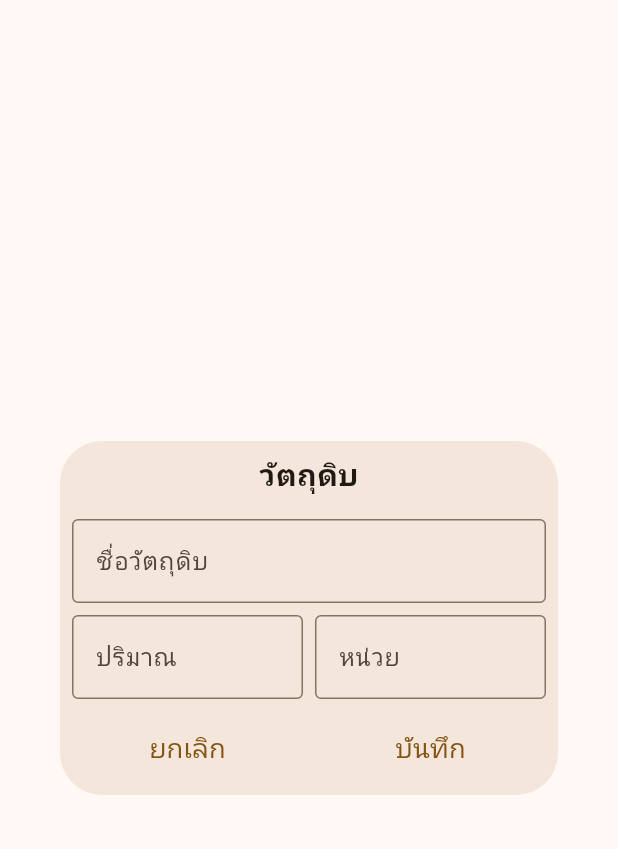
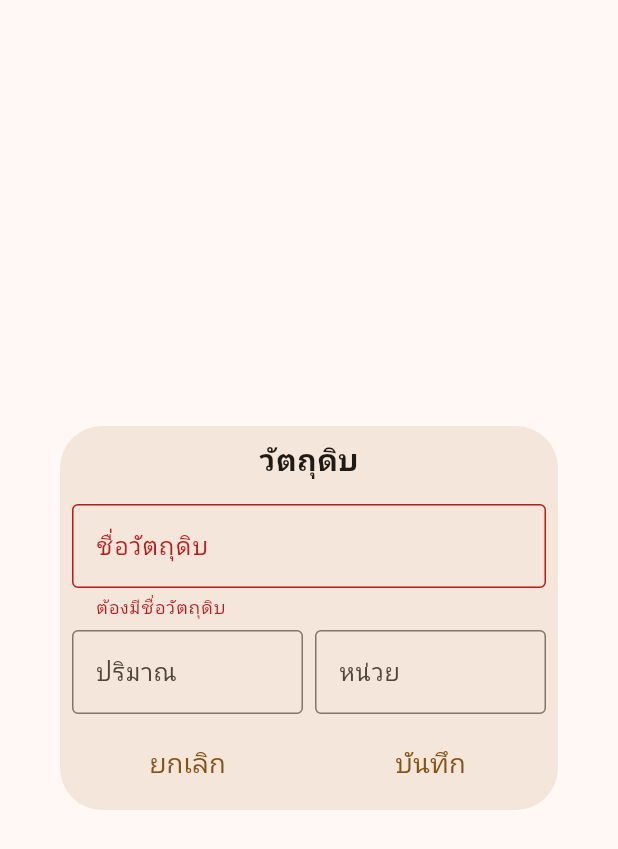
Before and after one commit to chaww/recipes_book, a Flutter app: the IngredientDialog widget shown alone on an empty page, opened directly, after a tap on "บันทึก", on a phone screen of 412 x 824 dp. Shown: the top 849 px of the screen. Run offline on Flutter 3.47's test engine with Material 3 defaults, Android fonts, the phone set to English and light mode, and no system bars; our stand-ins replace bloc, equatable, flutter_bloc, image_picker, rxdart, shared_preferences; accounts and stored records are empty; generated files the repository leaves out were written again.

Commit message:
add ingredient validate

```diff
--- a/lib/views/edit_recipe/bloc/edit_recipe_event.dart
+++ b/lib/views/edit_recipe/bloc/edit_recipe_event.dart
@@ -5,6 +5,14 @@ sealed class EditRecipeEvent extends Equatable {
 
   @override
   List<Object> get props => [];
+}
+
+class UpdateEditRecipeStatus extends EditRecipeEvent {
+  const UpdateEditRecipeStatus(this.status);
+  final EditRecipeStatus status;
+
+  @override
+  List<Object> get props => [status];
 }
 
 class EditRecipeSubmitted extends EditRecipeEvent {
--- a/lib/views/edit_recipe/bloc/edit_recipe_state.dart
+++ b/lib/views/edit_recipe/bloc/edit_recipe_state.dart
@@ -4,7 +4,7 @@ enum EditRecipeStatus { initial, loading, success, failure }
 
 class EditRecipeState extends Equatable {
   const EditRecipeState({
-    this.status = EditRecipeStatus.loading,
+    this.status = EditRecipeStatus.initial,
     this.index = -1,
     this.type = '',
     this.optionName = '',
--- a/lib/views/edit_recipe/widgets/ingredients_section.dart
+++ b/lib/views/edit_recipe/widgets/ingredients_section.dart
@@ -46,6 +46,7 @@ class IngredientItem extends StatelessWidget {
           builder: (_) => IngredientDialog(
             parentContext: context,
             index: index,
+            item: item,
           ),
         ),
         child: Row(
@@ -80,7 +81,7 @@ class IngredientItem extends StatelessWidget {
                           .read<EditRecipeBloc>()
                           .add(IngredientDelete(index));
                     },
-                    icon: Icon(Icons.delete_forever),
+                    icon: const Icon(Icons.delete_forever),
                   ),
                 ],
               ),
@@ -112,31 +113,38 @@ class IngreditntEdit extends StatelessWidget {
   }
 }
 
-class IngredientDialog extends StatelessWidget {
+class IngredientDialog extends StatefulWidget {
   const IngredientDialog({
     required this.parentContext,
+    this.item = const Ingredient(),
+    this.index = -1,
     super.key,
-    this.index = -1,
   });
 
   final BuildContext parentContext;
   final int index;
+  final Ingredient item;
+
+  @override
+  State<IngredientDialog> createState() => _IngredientDialog();
+}
+
+class _IngredientDialog extends State<IngredientDialog> {
+  late String name;
+  late String value;
+  late String unit;
+  bool showNameValidate = false;
+
+  @override
+  void initState() {
+    name = widget.item.name;
+    value = widget.item.value;
+    unit = widget.item.unit;
+    super.initState();
+  }
 
   @override
   Widget build(BuildContext context) {
-    var name = '';
-    var value = '';
-    var unit = '';
-
-    if (index >= 0) {
-      final state = parentContext.read<EditRecipeBloc>().state;
-
-      name = state.ingredientList[index].name;
-      value = state.ingredientList[index].value;
-      unit = state.ingredientList[index].unit;
-      log('$name $value $unit');
-    }
-
     return Dialog(
       child: Padding(
         padding: const EdgeInsets.all(8),
@@ -155,12 +163,18 @@ class IngredientDialog extends StatelessWidget {
             TextFormField(
               initialValue: name,
               onChanged: (v) {
+                setState(() {
                   name = v;
+                  showNameValidate = true;
+                });
               },
-              decoration: const InputDecoration(
-                border: OutlineInputBorder(),
-                label: Text('ชื่อวัตถุดิบ'),
-                floatingLabelStyle: TextStyle(fontSize: 22),
+              decoration: InputDecoration(
+                border: const OutlineInputBorder(),
+                label: const Text('ชื่อวัตถุดิบ'),
+                floatingLabelStyle: const TextStyle(fontSize: 22),
+                errorText: showNameValidate && name.isEmpty
+                    ? 'ต้องมีชื่อวัตถุดิบ'
+                    : null,
               ),
             ),
             const SizedBox(height: 8),
@@ -170,7 +184,9 @@ class IngredientDialog extends StatelessWidget {
                   child: TextFormField(
                     initialValue: value,
                     onChanged: (v) {
+                      setState(() {
                         value = v;
+                      });
                     },
                     decoration: const InputDecoration(
                       border: OutlineInputBorder(),
@@ -184,7 +200,9 @@ class IngredientDialog extends StatelessWidget {
                   child: TextFormField(
                     initialValue: unit,
                     onChanged: (v) {
+                      setState(() {
                         unit = v;
+                      });
                     },
                     decoration: const InputDecoration(
                       border: OutlineInputBorder(),
@@ -215,21 +233,26 @@ class IngredientDialog extends StatelessWidget {
                 Expanded(
                   child: TextButton(
                     onPressed: () {
+                      setState(() {
+                        showNameValidate = true;
+                      });
+                      if (name.isNotEmpty) {
                         final item = Ingredient(
                           name: name,
                           value: value,
                           unit: unit,
                         );
-                      if (index >= 0) {
-                        parentContext
-                            .read<EditRecipeBloc>()
-                            .add(IngredientEdit(item: item, index: index));
+                        if (widget.index >= 0) {
+                          widget.parentContext.read<EditRecipeBloc>().add(
+                                IngredientEdit(item: item, index: widget.index),
+                              );
                         } else {
-                        parentContext
+                          widget.parentContext
                               .read<EditRecipeBloc>()
                               .add(IngredientAdd(item));
                         }
                         Navigator.pop(context);
+                      } else {}
                     },
                     child: const Text(
                       'บันทึก',
```
Also changed, not shown: lib/views/edit_recipe/bloc/edit_recipe_bloc.dart (+10 -0 lines), lib/views/edit_recipe/view/edit_recipe_view.dart (+30 -1 lines). Lines whose indentation alone changed are shown as unchanged.
